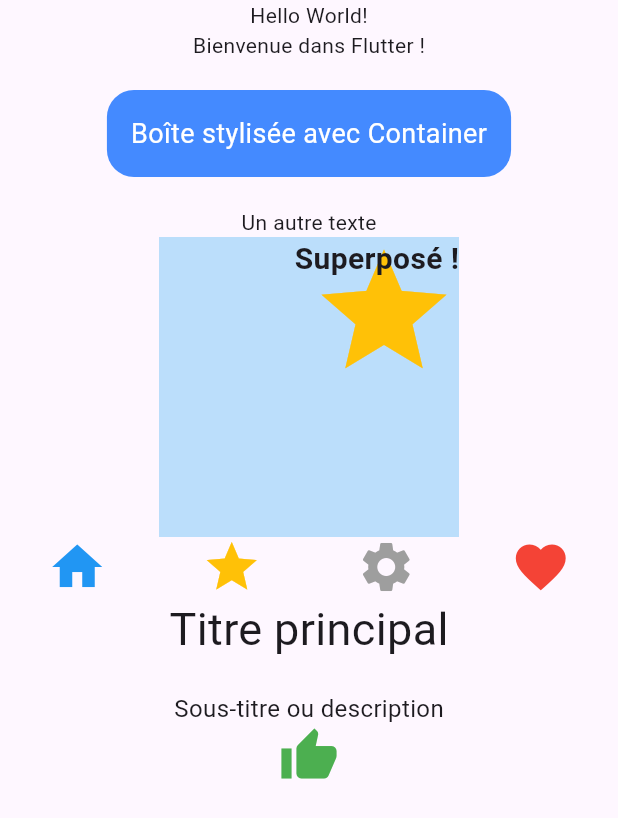
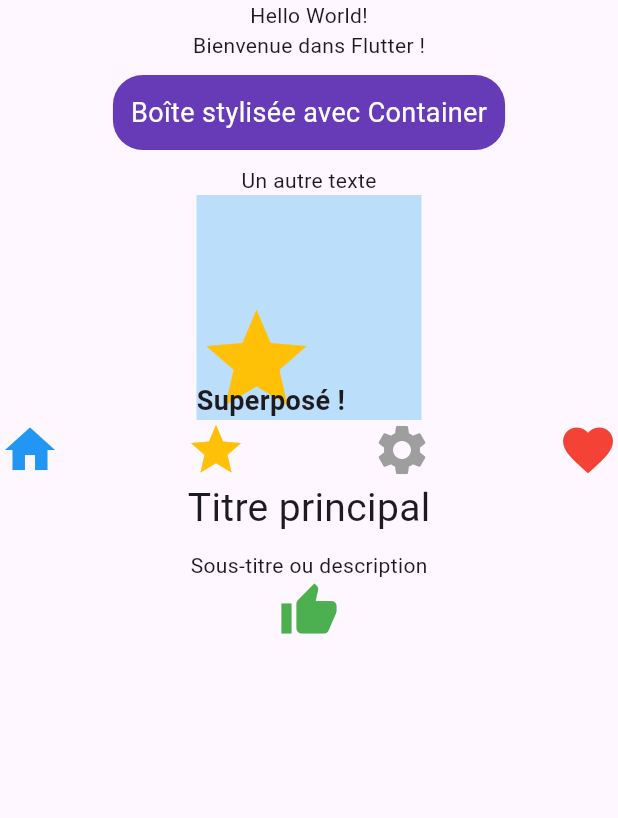
Before and after one commit to kadermessalif-coder/flutter_app_widget_base, a Flutter app: the screen it shows after launch, on a phone screen of 412 x 824 dp. Shown: the top 818 px of the screen. Run offline on Flutter 3.47's test engine with Material 3 defaults, Android fonts, the phone set to English and light mode, and no system bars.

Commit message:
Étapes 7-8 : personnalisation et tests multi-plateformes

```diff
--- a/lib/main.dart
+++ b/lib/main.dart
@@ -13,15 +13,17 @@ class MainApp extends StatelessWidget {
       home: Scaffold(
         body: Center(
           child: Column(
+            mainAxisAlignment: MainAxisAlignment.start,
+            crossAxisAlignment: CrossAxisAlignment.center,
             children: [
               Text('Hello World!'),
               Text('Bienvenue dans Flutter !'),
               Container(
-                margin: EdgeInsets.all(20),
-                padding: EdgeInsets.all(16),
+                margin: EdgeInsets.all(10),
+                padding: EdgeInsets.all(12),
                 decoration: BoxDecoration(
-                  color: Colors.blueAccent,
-                  borderRadius: BorderRadius.circular(18),
+                  color: Colors.deepPurple,
+                  borderRadius: BorderRadius.circular(20),
                 ),
                 child: Text(
                   'Boîte stylisée avec Container',
@@ -30,18 +32,18 @@ class MainApp extends StatelessWidget {
               ),
               Text('Un autre texte'),
               Stack(
-                alignment: Alignment.topRight,
+                alignment: Alignment.bottomLeft,
                 children: [
-                  Container(width: 200, height: 200, color: Colors.blue[100]),
-                  Icon(Icons.star, size: 100, color: Colors.amber),
+                  Container(width: 150, height: 150, color: Colors.blue[100]),
+                  Icon(Icons.star, size: 80, color: Colors.amber),
                   Text(
                     "Superposé !",
-                    style: TextStyle(fontSize: 20, fontWeight: FontWeight.bold),
+                    style: TextStyle(fontSize: 18, fontWeight: FontWeight.bold),
                   ),
                 ],
               ),
               Row(
-                mainAxisAlignment: MainAxisAlignment.spaceAround,
+                mainAxisAlignment: MainAxisAlignment.spaceBetween,
                 crossAxisAlignment: CrossAxisAlignment.center,
                 children: [
                   Icon(Icons.home, color: Colors.blue, size: 40),
@@ -54,10 +56,10 @@ class MainApp extends StatelessWidget {
                 mainAxisAlignment: MainAxisAlignment.center,
                 crossAxisAlignment: CrossAxisAlignment.center,
                 children: [
-                  Text('Titre principal', style: TextStyle(fontSize: 30)),
-                  SizedBox(height: 20),
+                  Text('Titre principal', style: TextStyle(fontSize: 26)),
+                  SizedBox(height: 10),
                   Text('Sous-titre ou description',
-                      style: TextStyle(fontSize: 16)),
+                      style: TextStyle(fontSize: 14)),
                   Icon(Icons.thumb_up, color: Colors.green, size: 40),
                 ],
               ),
```
